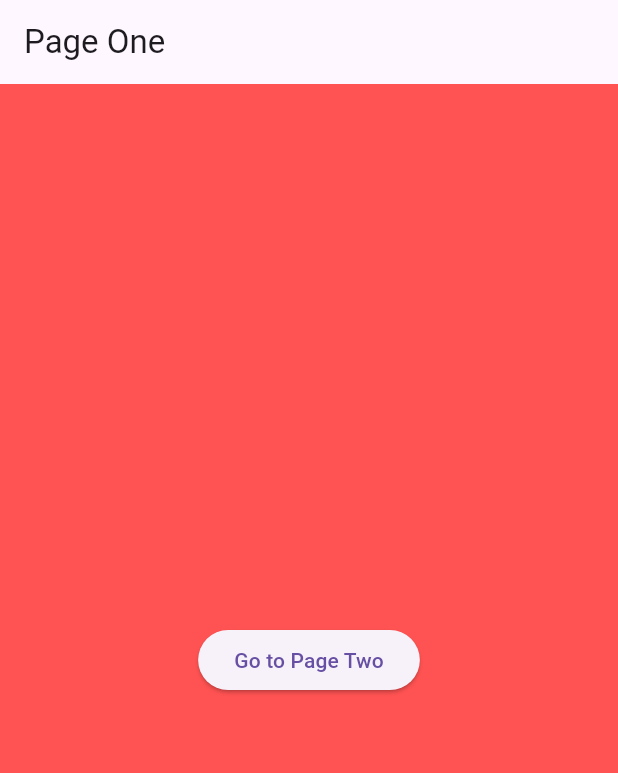
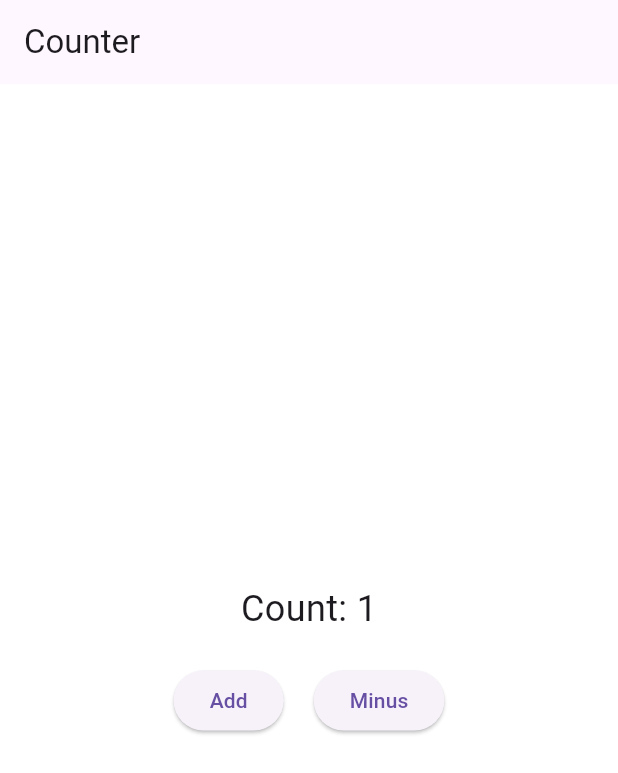
Before and after one commit to rakib02cse/Get-routing, a Flutter app: the screen it shows after launch, on a phone screen of 412 x 824 dp. Shown: the top 773 px of the screen. Run offline on Flutter 3.47's test engine with Material 3 defaults, Android fonts, the phone set to English and light mode, and no system bars; our stand-ins replace get.

```diff
--- /dev/null
+++ b/lib/bindings/counter_binding.dart
@@ -0,0 +1,9 @@
+import 'package:get/get.dart';
+import '../controllers/counter_controller.dart';
+
+class CounterBinding extends Bindings {
+  @override
+  void dependencies() {
+    Get.lazyPut<CounterController>(() => CounterController());
+  }
+}
--- /dev/null
+++ b/lib/controllers/counter_controller.dart
@@ -0,0 +1,8 @@
+import 'package:get/get.dart';
+
+class CounterController extends GetxController {
+  RxInt count = 1.obs;
+
+  void increment() => count++;
+  void decrement() => count--;
+}
--- a/lib/main.dart
+++ b/lib/main.dart
@@ -2,7 +2,6 @@ import 'package:flutter/material.dart';
 import 'package:flutter_application_1/routes/app_routes.dart';
 import 'package:flutter_application_1/routes/routes_manager.dart';
 import 'package:get/get.dart';
-
 
 void main() => runApp(const MyApp());
 
@@ -13,8 +12,14 @@ class MyApp extends StatelessWidget {
   Widget build(BuildContext context) {
     return GetMaterialApp(
       debugShowCheckedModeBanner: false,
-      initialRoute: AppRoutes.pageOne,
-      getPages: RoutesManager.getPages(),
+
+      initialRoute: AppRoutes.counterPage, // This is your starting route
+      getPages: RoutesManager.getPages(), //  This defines all your routes
+       theme: ThemeData(
+        useMaterial3: true,
+        primarySwatch: Colors.blue,
+        scaffoldBackgroundColor: Colors.white,
+    ),
     );
   }
 }
--- /dev/null
+++ b/lib/pages/counter_page.dart
@@ -0,0 +1,43 @@
+import 'package:flutter/material.dart';
+import 'package:get/get.dart';
+import '../controllers/counter_controller.dart';
+// ignore: unused_import
+import '../routes/app_routes.dart';
+
+
+class CounterPage extends StatelessWidget {
+  final CounterController controller = Get.find<CounterController>();
+
+  @override
+  Widget build(BuildContext context) {
+    return Scaffold(
+      appBar: AppBar(title: const Text('Counter')),
+      body: Center(
+        child: Column(
+          mainAxisAlignment: MainAxisAlignment.center,
+          children: [
+            Obx(() => Text(
+              'Count: ${controller.count}',
+              style: const TextStyle(fontSize: 24),
+            )),
+            const SizedBox(height: 20),
+            Row(
+              mainAxisAlignment: MainAxisAlignment.center,
+              children: [
+                ElevatedButton(
+                  onPressed: controller.increment,
+                  child: const Text('Add'),
+                ),
+                const SizedBox(width: 20),
+                ElevatedButton(
+                  onPressed: controller.decrement,
+                  child: const Text('Minus'),
+                ),
+              ],
+            ),
+          ],
+        ),
+      ),
+    );
+  }
+}
--- a/lib/pages/page_one.dart
+++ b/lib/pages/page_one.dart
@@ -1,5 +1,4 @@
 import 'package:flutter/material.dart';
-import 'package:flutter_application_1/pages/page_two.dart';
 import 'package:flutter_application_1/routes/app_routes.dart';
 import 'package:get/get.dart';
 
--- a/lib/pages/page_two.dart
+++ b/lib/pages/page_two.dart
@@ -13,7 +13,7 @@ class PageTwo extends StatelessWidget {
         color: Colors.greenAccent,
         child: Center(
           child: ElevatedButton(
-            onPressed: () => Get.toNamed(AppRoutes.pagethree),
+            onPressed: () => Get.toNamed(AppRoutes.pageThree),
             child: const Text('Go to Page Three'),
           ),
         ),
--- a/lib/routes/app_routes.dart
+++ b/lib/routes/app_routes.dart
@@ -1,13 +1,9 @@
-import 'package:flutter_application_1/pages/page_one.dart';
-import 'package:flutter_application_1/pages/page_three.dart';
-import 'package:flutter_application_1/pages/page_two.dart';
-
-class AppRoutes {
-  AppRoutes._();
-  static const pageOne=('/');
-  static const pageTwo=('/two');
-  static const pagethree=('/three');
 
 
 
+ class AppRoutes {
+  static const pageOne = '/pageOne';
+  static const pageTwo = '/pageTwo';
+  static const pageThree = '/pageThree';
+  static const counterPage = '/counter';
 }
--- a/lib/routes/routes_manager.dart
+++ b/lib/routes/routes_manager.dart
@@ -1,7 +1,10 @@
+import 'package:flutter_application_1/bindings/counter_binding.dart';
+import 'package:flutter_application_1/pages/counter_page.dart';
 import 'package:flutter_application_1/pages/page_one.dart';
 import 'package:flutter_application_1/pages/page_three.dart';
 import 'package:flutter_application_1/pages/page_two.dart';
 import 'package:flutter_application_1/routes/app_routes.dart';
+import 'package:get/get.dart';
 import 'package:get/get_navigation/src/routes/get_route.dart';
 
 class RoutesManager {
@@ -11,7 +14,9 @@ class RoutesManager {
     return [
       GetPage(name: AppRoutes.pageOne, page: () => const PageOne()),
       GetPage(name: AppRoutes.pageTwo, page: () => const PageTwo()),
-      GetPage(name: AppRoutes.pagethree, page: () => const PageThree()),
+      GetPage(name: AppRoutes.pageThree, page: () => const PageThree()),
+      GetPage(name: AppRoutes.counterPage, page: () => CounterPage(), binding: CounterBinding()),
+
     ];
   }
 }
```
